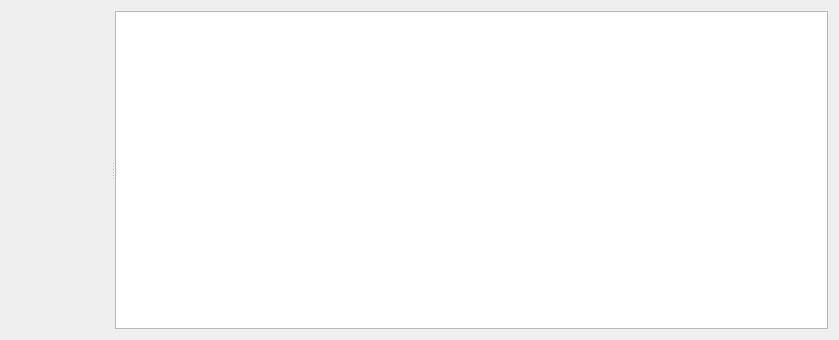
This is src/memorytab.ui in mortbopet/Ripes as Qt 5 draws it before an edit. The edited form follows.
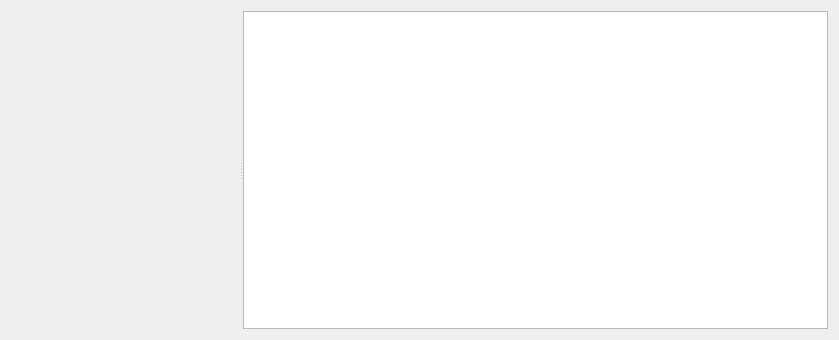
This is the edited form. Custom widgets are drawn as their Qt base class.

Commit message: Resize items in memory tab

Patch:
```diff
--- a/src/memorytab.ui
+++ b/src/memorytab.ui
@@ -30,7 +30,7 @@
      <widget class="QTableView" name="memoryMapView">
       <property name="sizePolicy">
        <sizepolicy hsizetype="Expanding" vsizetype="Expanding">
-        <horstretch>1</horstretch>
+        <horstretch>0</horstretch>
         <verstretch>0</verstretch>
        </sizepolicy>
       </property>
```
The commit also changes 2 other files.
